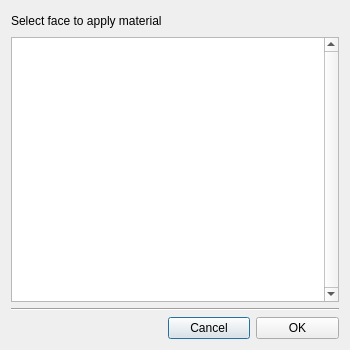
Above: src/ves/conductor/qt/geometry/materialFaceSelection.ui from multitudinous/ve-suite before the change. Below: the same form after it.
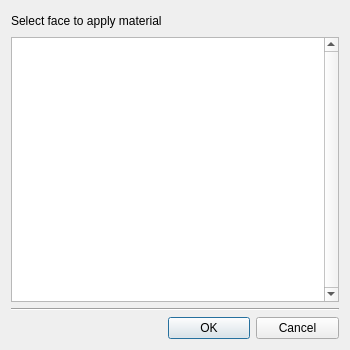
That is the form after the change. Icons and pictures are not drawn.

Commit message: Updated the geometry UI's to include the VE-Suite logo

Diff of the .ui file:
```diff
--- a/src/ves/conductor/qt/geometry/materialFaceSelection.ui
+++ b/src/ves/conductor/qt/geometry/materialFaceSelection.ui
@@ -62,19 +62,19 @@
     </spacer>
    </item>
    <item row="3" column="1">
-    <widget class="QPushButton" name="cancelButton">
-     <property name="text">
-      <string>Cancel</string>
-     </property>
-    </widget>
-   </item>
-   <item row="3" column="2">
     <widget class="QPushButton" name="okButton">
      <property name="text">
       <string>OK</string>
      </property>
     </widget>
    </item>
+   <item row="3" column="2">
+    <widget class="QPushButton" name="cancelButton">
+     <property name="text">
+      <string>Cancel</string>
+     </property>
+    </widget>
+   </item>
   </layout>
  </widget>
  <resources/>
```
Left out of the diff: 4 changed lines with no effect on the pictures. The commit also changes 7 other files.
